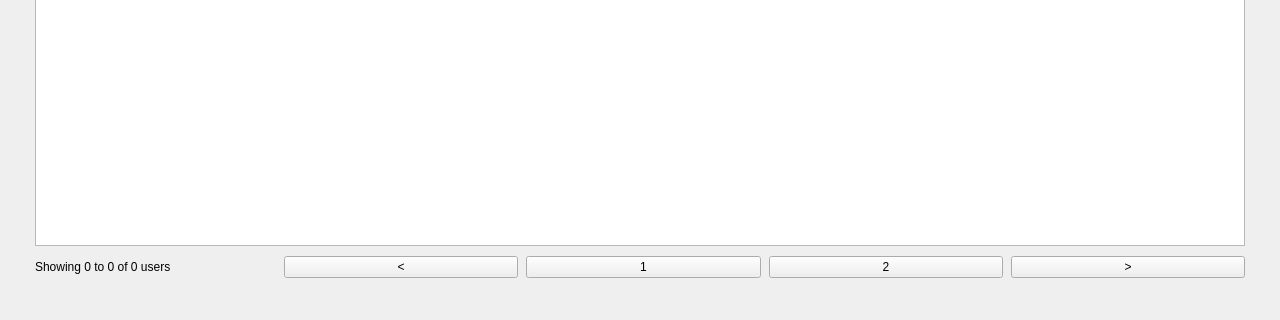
The window that InventoryQtApp/UsersPage.ui (Felipeact/InventoryQtApp) describes before a commit, drawn with Qt 5; both pictures show x 0 to 1280 and y 500 to 820 of the 1280 by 820 pixel window.
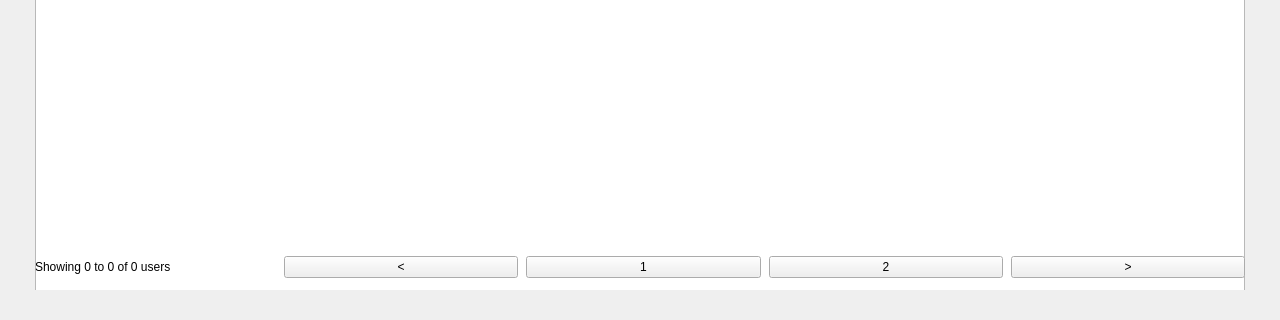
The same window after the commit.

Commit message: User Page ui completeed

Diff of the .ui file:
```diff
--- a/InventoryQtApp/UsersPage.ui
+++ b/InventoryQtApp/UsersPage.ui
@@ -224,7 +224,7 @@
 											<property name="minimumSize">
 												<size>
 													<width>0</width>
-													<height>280</height>
+													<height>440</height>
 												</size>
 											</property>
 											<property name="columnCount">
```
